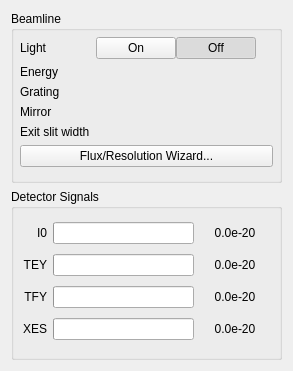
Old version of the form source/ui/REIXS/REIXSSidebar.ui in the repository acquaman/acquaman.
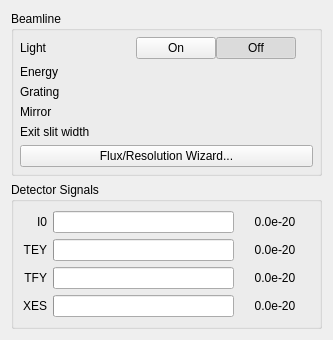
New version of the form. Icons and pictures are not drawn.

Commit message: REIXS: tries to fix layout size hints for REIXSSidebar.

```diff
--- a/source/ui/REIXS/REIXSSidebar.ui
+++ b/source/ui/REIXS/REIXSSidebar.ui
@@ -6,14 +6,17 @@
    <rect>
     <x>0</x>
     <y>0</y>
-    <width>269</width>
-    <height>371</height>
+    <width>330</width>
+    <height>362</height>
    </rect>
   </property>
   <property name="windowTitle">
    <string>Form</string>
   </property>
   <layout class="QVBoxLayout" name="verticalLayout">
+   <property name="sizeConstraint">
+    <enum>QLayout::SetFixedSize</enum>
+   </property>
    <item>
     <widget class="QGroupBox" name="beamlineGroupBox">
      <property name="title">
```
Left out of the diff: 10 changed lines with no effect on the pictures.
